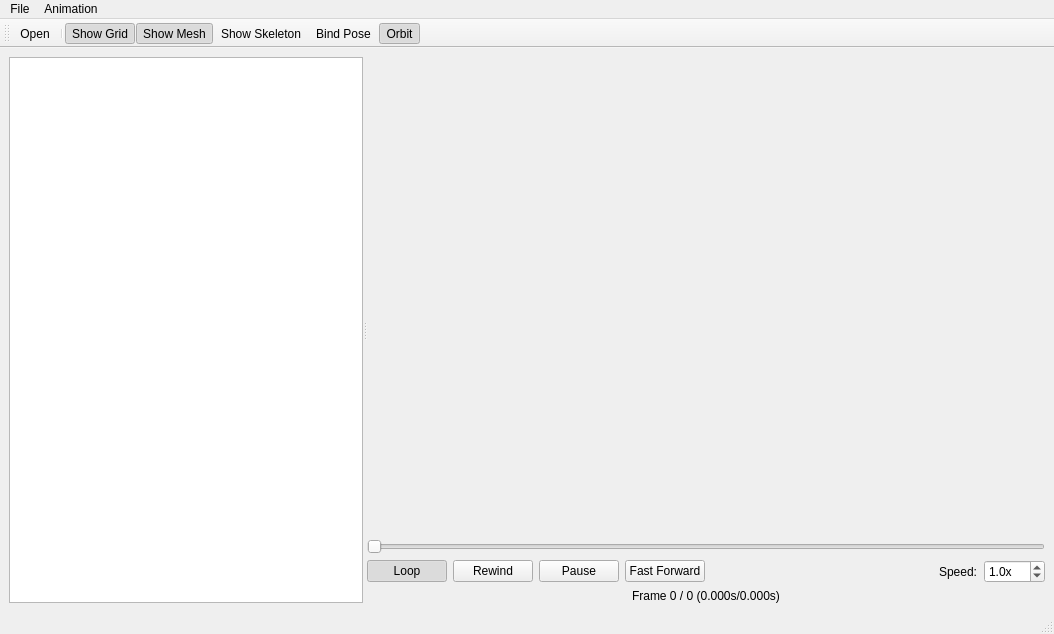
This is src/Editor/CharacterEditor/CCharacterEditor.ui in AxioDL/PrimeWorldEditor as Qt 5 draws it before an edit. The edited form follows.
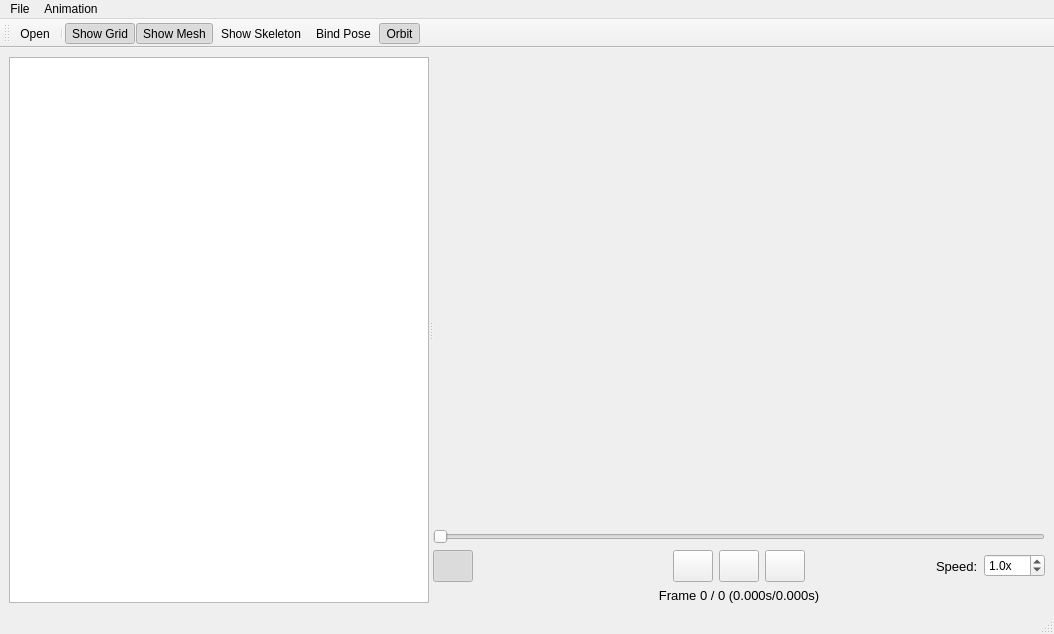
This is the edited form. Icons and pictures are not drawn. Custom widgets are drawn as their Qt base class.

Commit message: Added button icons to the character editor

The edit to the form file:
```diff
--- a/src/Editor/CharacterEditor/CCharacterEditor.ui
+++ b/src/Editor/CharacterEditor/CCharacterEditor.ui
@@ -49,8 +49,8 @@
         <bool>false</bool>
        </attribute>
       </widget>
-      <widget class="QWidget" name="layoutWidget">
-       <layout class="QVBoxLayout" name="verticalLayout" stretch="0,0,0,0">
+      <widget class="QWidget" name="">
+       <layout class="QVBoxLayout" name="verticalLayout">
         <item>
          <widget class="CCharacterEditorViewport" name="Viewport" native="true">
           <property name="sizePolicy">
@@ -69,11 +69,33 @@
          </widget>
         </item>
         <item>
+         <layout class="QHBoxLayout" name="horizontalLayout_4">
+          <item>
          <layout class="QHBoxLayout" name="horizontalLayout">
           <item>
            <widget class="QPushButton" name="LoopButton">
+              <property name="minimumSize">
+               <size>
+                <width>32</width>
+                <height>32</height>
+               </size>
+              </property>
+              <property name="toolTip">
+               <string>Disable Loop</string>
+              </property>
             <property name="text">
-             <string>Loop</string>
+               <string/>
+              </property>
+              <property name="icon">
+               <iconset resource="../Icons.qrc">
+                <normaloff>:/icons/Loop_24px.png</normaloff>
+                <normalon>:/icons/DontLoop_24px.png</normalon>:/icons/Loop_24px.png</iconset>
+              </property>
+              <property name="iconSize">
+               <size>
+                <width>24</width>
+                <height>24</height>
+               </size>
             </property>
             <property name="checkable">
              <bool>true</bool>
@@ -83,32 +105,122 @@
             </property>
            </widget>
           </item>
+            <item>
+             <spacer name="horizontalSpacer_2">
+              <property name="orientation">
+               <enum>Qt::Horizontal</enum>
+              </property>
+              <property name="sizeType">
+               <enum>QSizePolicy::Expanding</enum>
+              </property>
+              <property name="sizeHint" stdset="0">
+               <size>
+                <width>40</width>
+                <height>20</height>
+               </size>
+              </property>
+             </spacer>
+            </item>
+           </layout>
+          </item>
+          <item>
+           <layout class="QHBoxLayout" name="horizontalLayout_3">
           <item>
            <widget class="QPushButton" name="RewindButton">
+              <property name="minimumSize">
+               <size>
+                <width>32</width>
+                <height>32</height>
+               </size>
+              </property>
+              <property name="toolTip">
+               <string>Jump to Beginning</string>
+              </property>
             <property name="text">
-             <string>Rewind</string>
+               <string/>
+              </property>
+              <property name="icon">
+               <iconset resource="../Icons.qrc">
+                <normaloff>:/icons/Beginning_24px.png</normaloff>:/icons/Beginning_24px.png</iconset>
+              </property>
+              <property name="iconSize">
+               <size>
+                <width>24</width>
+                <height>24</height>
+               </size>
             </property>
            </widget>
           </item>
           <item>
            <widget class="QPushButton" name="PlayPauseButton">
-            <property name="text">
+              <property name="minimumSize">
+               <size>
+                <width>32</width>
+                <height>32</height>
+               </size>
+              </property>
+              <property name="toolTip">
              <string>Pause</string>
             </property>
+              <property name="text">
+               <string/>
+              </property>
+              <property name="icon">
+               <iconset resource="../Icons.qrc">
+                <normaloff>:/icons/Pause_24px.png</normaloff>:/icons/Pause_24px.png</iconset>
+              </property>
+              <property name="iconSize">
+               <size>
+                <width>24</width>
+                <height>24</height>
+               </size>
+              </property>
+              <property name="checkable">
+               <bool>false</bool>
+              </property>
+              <property name="checked">
+               <bool>false</bool>
+              </property>
            </widget>
           </item>
           <item>
            <widget class="QPushButton" name="FastForwardButton">
+              <property name="minimumSize">
+               <size>
+                <width>32</width>
+                <height>32</height>
+               </size>
+              </property>
+              <property name="toolTip">
+               <string>Jump to End</string>
+              </property>
             <property name="text">
-             <string>Fast Forward</string>
+               <string/>
+              </property>
+              <property name="icon">
+               <iconset resource="../Icons.qrc">
+                <normaloff>:/icons/End_24px.png</normaloff>:/icons/End_24px.png</iconset>
+              </property>
+              <property name="iconSize">
+               <size>
+                <width>24</width>
+                <height>24</height>
+               </size>
             </property>
            </widget>
           </item>
+           </layout>
+          </item>
+          <item>
+           <layout class="QHBoxLayout" name="horizontalLayout_2">
           <item>
            <spacer name="horizontalSpacer">
             <property name="orientation">
              <enum>Qt::Horizontal</enum>
             </property>
+              <property name="sizeType">
+               <enum>QSizePolicy::Expanding</enum>
+              </property>
             <property name="sizeHint" stdset="0">
              <size>
               <width>40</width>
@@ -119,6 +231,11 @@
           </item>
           <item>
            <widget class="QLabel" name="AnimSpeedLabel">
+              <property name="font">
+               <font>
+                <pointsize>10</pointsize>
+               </font>
+              </property>
             <property name="text">
              <string>Speed:</string>
             </property>
@@ -148,6 +265,8 @@
           </item>
          </layout>
         </item>
+         </layout>
+        </item>
         <item>
          <widget class="QLabel" name="FrameLabel">
           <property name="sizePolicy">
@@ -162,6 +281,11 @@
             <height>21</height>
            </size>
           </property>
+          <property name="font">
+           <font>
+            <pointsize>10</pointsize>
+           </font>
+          </property>
           <property name="text">
            <string>Frame 0 / 0 (0.000s/0.000s)</string>
           </property>
```
Left out of the diff: 55 changed lines with no effect on the pictures. Lines whose indentation alone changed are shown as unchanged. The commit also changes 28 other files.
